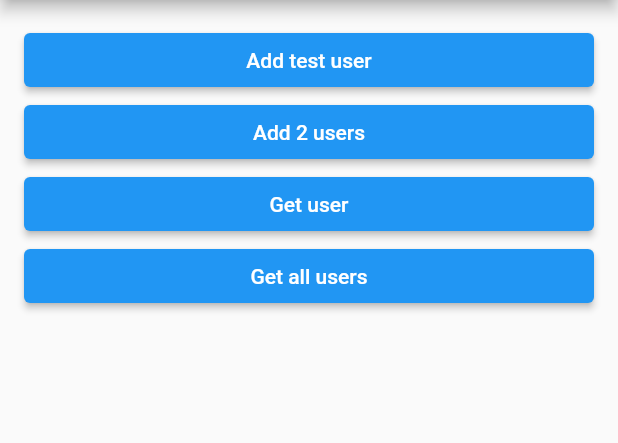
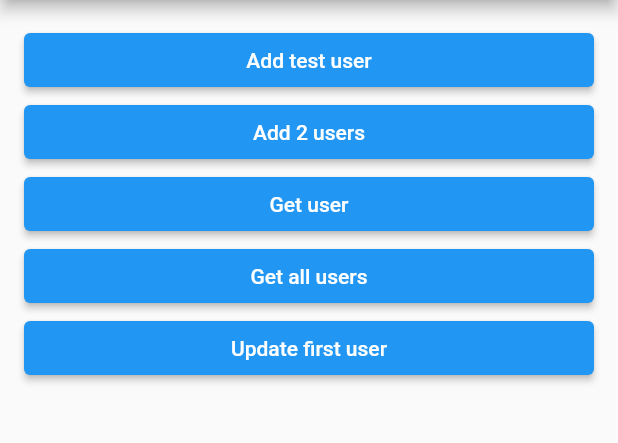
Before and after one commit to jArecki444/Gsheet_PoC_Flutter, a Flutter app: the screen it shows after launch, on a phone screen of 412 x 824 dp, the part 84-527 px from its top. Run offline on Flutter 3.47's test engine with Material 2 defaults, Android fonts, the phone set to English and light mode, and no system bars; missing offline and left inert: gsheets.

Commit message:
Update all row data by id

```diff
--- a/lib/gsheets_api/gsheets_api.dart
+++ b/lib/gsheets_api/gsheets_api.dart
@@ -47,4 +47,13 @@ class SheetsApi {
     final users = await _usersTab!.values.map.allRows();
     return users == null ? <User>[] : users.map(User.fromJson).toList();
   }
+
+  // It works like PUT method (it will replace all row data with new values)
+  static Future<bool> updateUser(
+    String id,
+    Map<String, dynamic> user,
+  ) async {
+    if (_usersTab == null) return false;
+    return _usersTab!.values.map.insertRowByKey(id, user);
+  }
 }
--- a/lib/main.dart
+++ b/lib/main.dart
@@ -72,6 +72,21 @@ class _MyAppState extends State<MyApp> {
                 },
                 child: const Text('Get all users'),
               ),
+              ElevatedButton(
+                onPressed: () async {
+                  const updatedUser = User(
+                    id: '1',
+                    avatarUrl: 'AvatarURL Update',
+                    email: 'User@email.com Update',
+                    name: 'TestUserName Update',
+                  );
+                  await SheetsApi.updateUser(
+                    '1',
+                    updatedUser.toJson(),
+                  );
+                },
+                child: const Text('Update first user'),
+              ),
               const SizedBox(
                 height: 20,
               ),
```
